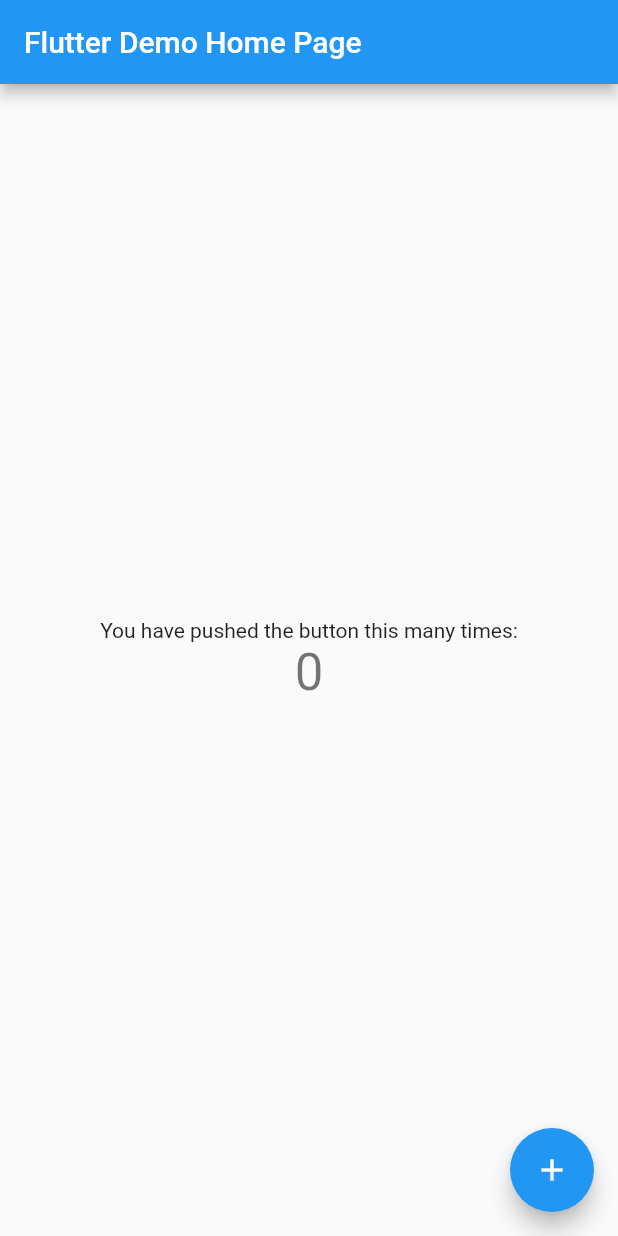
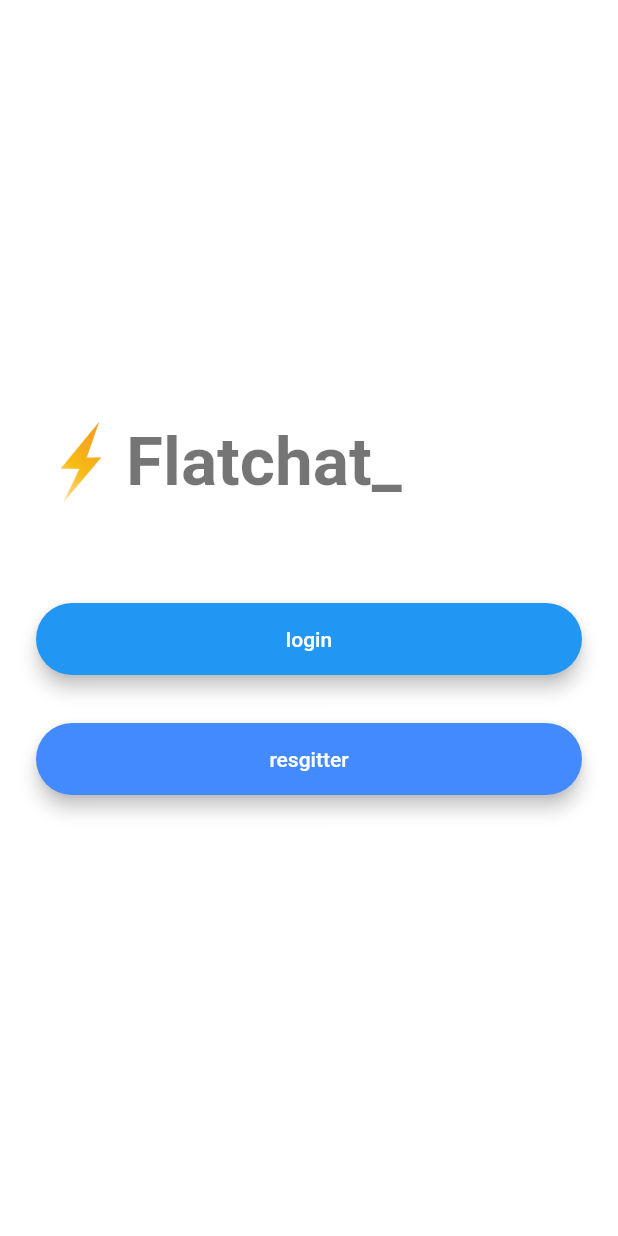
Before and after one commit to hungto228/flutter_flash_chat_reatime, a Flutter app: the screen it shows after launch, on a phone screen of 412 x 824 dp. Run offline on Flutter 3.47's test engine with Material 2 defaults, Android fonts, the phone set to English and light mode, and no system bars.

Commit message:
add screen login

```diff
--- a/lib/main.dart
+++ b/lib/main.dart
@@ -1,113 +1,19 @@
+import 'package:flutter/cupertino.dart';
 import 'package:flutter/material.dart';
+import 'package:flutter_flash_chat_reatime/screen/welcome_screen.dart';
 
-void main() {
-  runApp(MyApp());
-}
+void main() => runApp(MyApp());
 
 class MyApp extends StatelessWidget {
-  // This widget is the root of your application.
   @override
   Widget build(BuildContext context) {
     return MaterialApp(
-      title: 'Flutter Demo',
-      theme: ThemeData(
-        // This is the theme of your application.
-        //
-        // Try running your application with "flutter run". You'll see the
-        // application has a blue toolbar. Then, without quitting the app, try
-        // changing the primarySwatch below to Colors.green and then invoke
-        // "hot reload" (press "r" in the console where you ran "flutter run",
-        // or simply save your changes to "hot reload" in a Flutter IDE).
-        // Notice that the counter didn't reset back to zero; the application
-        // is not restarted.
-        primarySwatch: Colors.blue,
+      theme: ThemeData.dark().copyWith(
+        textTheme: TextTheme(
+          body1: TextStyle(color: Colors.black54),
+        ),
       ),
-      home: MyHomePage(title: 'Flutter Demo Home Page'),
+      home: WelcomeScreen(),
     );
   }
 }
-
-class MyHomePage extends StatefulWidget {
-  MyHomePage({Key? key, required this.title}) : super(key: key);
-
-  // This widget is the home page of your application. It is stateful, meaning
-  // that it has a State object (defined below) that contains fields that affect
-  // how it looks.
-
-  // This class is the configuration for the state. It holds the values (in this
-  // case the title) provided by the parent (in this case the App widget) and
-  // used by the build method of the State. Fields in a Widget subclass are
-  // always marked "final".
-
-  final String title;
-
-  @override
-  _MyHomePageState createState() => _MyHomePageState();
-}
-
-class _MyHomePageState extends State<MyHomePage> {
-  int _counter = 0;
-
-  void _incrementCounter() {
-    setState(() {
-      // This call to setState tells the Flutter framework that something has
-      // changed in this State, which causes it to rerun the build method below
-      // so that the display can reflect the updated values. If we changed
-      // _counter without calling setState(), then the build method would not be
-      // called again, and so nothing would appear to happen.
-      _counter++;
-    });
-  }
-
-  @override
-  Widget build(BuildContext context) {
-    // This method is rerun every time setState is called, for instance as done
-    // by the _incrementCounter method above.
-    //
-    // The Flutter framework has been optimized to make rerunning build methods
-    // fast, so that you can just rebuild anything that needs updating rather
-    // than having to individually change instances of widgets.
-    return Scaffold(
-      appBar: AppBar(
-        // Here we take the value from the MyHomePage object that was created by
-        // the App.build method, and use it to set our appbar title.
-        title: Text(widget.title),
-      ),
-      body: Center(
-        // Center is a layout widget. It takes a single child and positions it
-        // in the middle of the parent.
-        child: Column(
-          // Column is also a layout widget. It takes a list of children and
-          // arranges them vertically. By default, it sizes itself to fit its
-          // children horizontally, and tries to be as tall as its parent.
-          //
-          // Invoke "debug painting" (press "p" in the console, choose the
-          // "Toggle Debug Paint" action from the Flutter Inspector in Android
-          // Studio, or the "Toggle Debug Paint" command in Visual Studio Code)
-          // to see the wireframe for each widget.
-          //
-          // Column has various properties to control how it sizes itself and
-          // how it positions its children. Here we use mainAxisAlignment to
-          // center the children vertically; the main axis here is the vertical
-          // axis because Columns are vertical (the cross axis would be
-          // horizontal).
-          mainAxisAlignment: MainAxisAlignment.center,
-          children: <Widget>[
-            Text(
-              'You have pushed the button this many times:',
-            ),
-            Text(
-              '$_counter',
-              style: Theme.of(context).textTheme.headline4,
-            ),
-          ],
-        ),
-      ),
-      floatingActionButton: FloatingActionButton(
-        onPressed: _incrementCounter,
-        tooltip: 'Increment',
-        child: Icon(Icons.add),
-      ), // This trailing comma makes auto-formatting nicer for build methods.
-    );
-  }
-}
--- /dev/null
+++ b/lib/screen/welcome_screen.dart
@@ -0,0 +1,72 @@
+import 'package:flutter/cupertino.dart';
+import 'package:flutter/material.dart';
+
+class WelcomeScreen extends StatefulWidget {
+  @override
+  _WelcomeScreenState createState() => _WelcomeScreenState();
+}
+
+class _WelcomeScreenState extends State<WelcomeScreen> {
+  @override
+  Widget build(BuildContext context) {
+    return Scaffold(
+      backgroundColor: Colors.white,
+      body: Padding(
+        padding: EdgeInsets.symmetric(horizontal: 24.0),
+        child: Column(
+          mainAxisAlignment: MainAxisAlignment.center,
+          crossAxisAlignment: CrossAxisAlignment.stretch,
+          children: [
+            Row(
+              children: [
+                Container(
+                  child: Image.asset("images/logo.png"),
+                  height: 60.0,
+                ),
+                Text(
+                  "Flatchat_",
+                  style: TextStyle(fontSize: 45, fontWeight: FontWeight.bold),
+                )
+              ],
+            ),
+            SizedBox(
+              height: 48.0,
+            ),
+            Padding(
+              padding: EdgeInsets.symmetric(vertical: 16.0),
+              child: Material(
+                elevation: 5.0,
+                color: Colors.blue,
+                borderRadius: BorderRadius.circular(25.0),
+                child: MaterialButton(
+                  onPressed: () {},
+                  child: Text(
+                    "login",
+                    textAlign: TextAlign.center,
+                    style: TextStyle(color: Colors.white),
+                  ),
+                ),
+              ),
+            ),
+            Padding(
+              padding: EdgeInsets.symmetric(vertical: 16.0),
+              child: Material(
+                elevation: 5,
+                color: Colors.blueAccent,
+                borderRadius: BorderRadius.circular(25.0),
+                child: MaterialButton(
+                  onPressed: () {},
+                  child: Text(
+                    "resgitter",
+                    textAlign: TextAlign.center,
+                    style: TextStyle(color: Colors.white),
+                  ),
+                ),
+              ),
+            ),
+          ],
+        ),
+      ),
+    );
+  }
+}
```
Also changed, not shown: pubspec.yaml (+5 -21 lines), images/logo.png (added).
